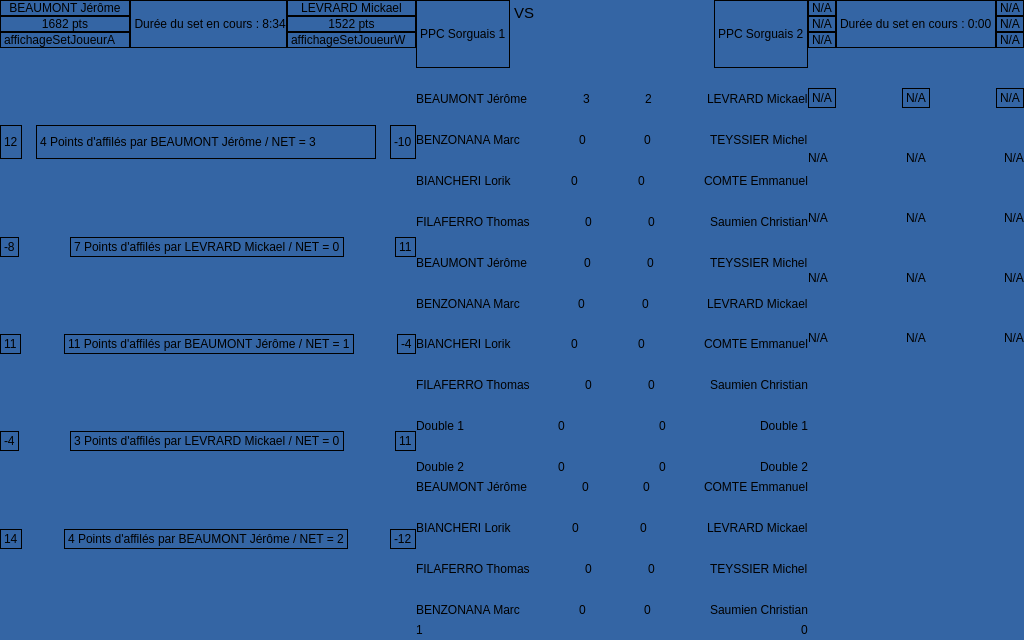
First picture: the form in afficheur-area/ihmafficheur.ui, repository btssn-lasalle-84/areapi-2022, before the edit.
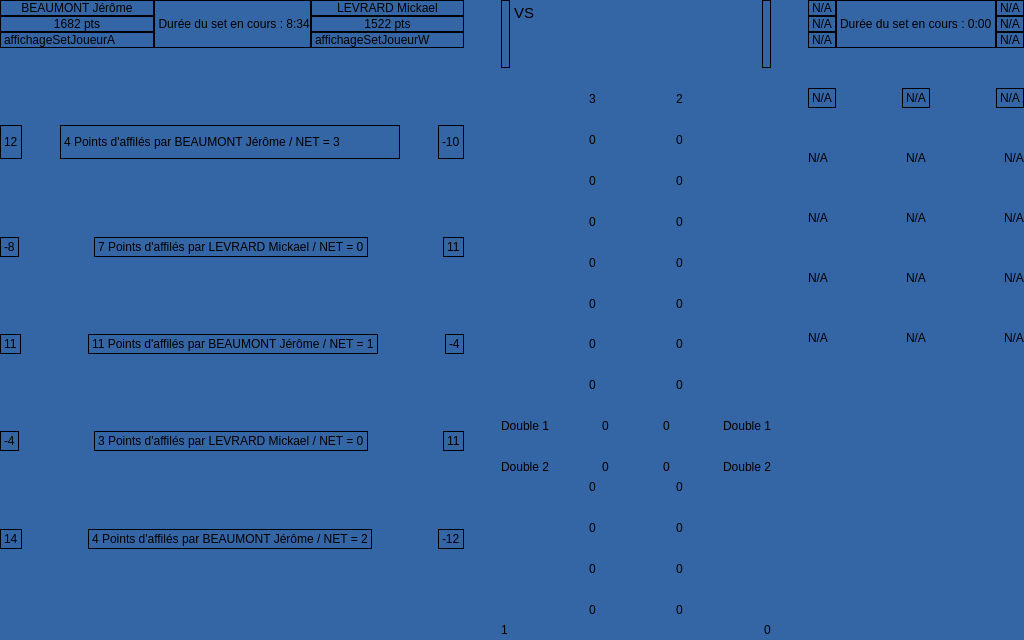
Second picture: the form after the edit. Icons and pictures are not drawn.

What changed in the file:
```diff
--- a/afficheur-area/ihmafficheur.ui
+++ b/afficheur-area/ihmafficheur.ui
@@ -578,7 +578,7 @@
              <enum>QFrame::Box</enum>
             </property>
             <property name="text">
-             <string>PPC Sorguais 1</string>
+             <string/>
             </property>
            </widget>
           </item>
@@ -614,7 +614,7 @@
              <enum>QFrame::Box</enum>
             </property>
             <property name="text">
-             <string>PPC Sorguais 2</string>
+             <string/>
             </property>
            </widget>
           </item>
@@ -640,7 +640,7 @@
             <item>
              <widget class="QLabel" name="joueurPartie1coteG">
               <property name="text">
-               <string>BEAUMONT Jérôme</string>
+               <string/>
               </property>
              </widget>
             </item>
@@ -700,7 +700,7 @@
             <item>
              <widget class="QLabel" name="joueurPartie1coteD">
               <property name="text">
-               <string>LEVRARD Mickael</string>
+               <string/>
               </property>
              </widget>
             </item>
@@ -724,7 +724,7 @@
             <item>
              <widget class="QLabel" name="joueurPartie2coteG">
               <property name="text">
-               <string>BENZONANA Marc</string>
+               <string/>
               </property>
              </widget>
             </item>
@@ -784,7 +784,7 @@
             <item>
              <widget class="QLabel" name="joueurPartie2coteD">
               <property name="text">
-               <string>TEYSSIER Michel</string>
+               <string/>
               </property>
              </widget>
             </item>
@@ -808,7 +808,7 @@
             <item>
              <widget class="QLabel" name="joueurPartie3coteG">
               <property name="text">
-               <string>BIANCHERI Lorik</string>
+               <string/>
               </property>
              </widget>
             </item>
@@ -868,7 +868,7 @@
             <item>
              <widget class="QLabel" name="joueurPartie3coteD">
               <property name="text">
-               <string>COMTE Emmanuel</string>
+               <string/>
               </property>
              </widget>
             </item>
@@ -892,7 +892,7 @@
             <item>
              <widget class="QLabel" name="joueurPartie4coteG">
               <property name="text">
-               <string>FILAFERRO Thomas</string>
+               <string/>
               </property>
              </widget>
             </item>
@@ -952,7 +952,7 @@
             <item>
              <widget class="QLabel" name="joueurPartie4coteD">
               <property name="text">
-               <string>Saumien Christian</string>
+               <string/>
               </property>
              </widget>
             </item>
@@ -976,7 +976,7 @@
             <item>
              <widget class="QLabel" name="joueurPartie5coteG">
               <property name="text">
-               <string>BEAUMONT Jérôme</string>
+               <string/>
               </property>
              </widget>
             </item>
@@ -1036,7 +1036,7 @@
             <item>
              <widget class="QLabel" name="joueurPartie5coteD">
               <property name="text">
-               <string>TEYSSIER Michel</string>
+               <string/>
               </property>
              </widget>
             </item>
@@ -1060,7 +1060,7 @@
             <item>
              <widget class="QLabel" name="joueurPartie6coteG">
               <property name="text">
-               <string>BENZONANA Marc</string>
+               <string/>
               </property>
              </widget>
             </item>
@@ -1120,7 +1120,7 @@
             <item>
              <widget class="QLabel" name="joueurPartie6coteD">
               <property name="text">
-               <string>LEVRARD Mickael</string>
+               <string/>
               </property>
              </widget>
             </item>
@@ -1144,7 +1144,7 @@
             <item>
              <widget class="QLabel" name="joueurPartie7coteG">
               <property name="text">
-               <string>BIANCHERI Lorik</string>
+               <string/>
               </property>
              </widget>
             </item>
@@ -1204,7 +1204,7 @@
             <item>
              <widget class="QLabel" name="joueurPartie7coteD">
               <property name="text">
-               <string>COMTE Emmanuel</string>
+               <string/>
               </property>
              </widget>
             </item>
@@ -1228,7 +1228,7 @@
             <item>
              <widget class="QLabel" name="joueurPartie8coteG">
               <property name="text">
-               <string>FILAFERRO Thomas</string>
+               <string/>
               </property>
              </widget>
             </item>
@@ -1288,7 +1288,7 @@
             <item>
              <widget class="QLabel" name="joueurPartie8coteD">
               <property name="text">
-               <string>Saumien Christian</string>
+               <string/>
               </property>
              </widget>
             </item>
@@ -1467,7 +1467,7 @@
             <item>
              <widget class="QLabel" name="joueurPartie11coteG">
               <property name="text">
-               <string>BEAUMONT Jérôme</string>
+               <string/>
               </property>
              </widget>
             </item>
@@ -1527,7 +1527,7 @@
             <item>
              <widget class="QLabel" name="joueurPartie11coteD">
               <property name="text">
-               <string>COMTE Emmanuel</string>
+               <string/>
               </property>
              </widget>
             </item>
@@ -1551,7 +1551,7 @@
             <item>
              <widget class="QLabel" name="joueurPartie12coteG">
               <property name="text">
-               <string>BIANCHERI Lorik</string>
+               <string/>
               </property>
              </widget>
             </item>
@@ -1611,7 +1611,7 @@
             <item>
              <widget class="QLabel" name="joueurPartie12coteD">
               <property name="text">
-               <string>LEVRARD Mickael</string>
+               <string/>
               </property>
              </widget>
             </item>
@@ -1635,7 +1635,7 @@
             <item>
              <widget class="QLabel" name="joueurPartie13coteG">
               <property name="text">
-               <string>FILAFERRO Thomas</string>
+               <string/>
               </property>
              </widget>
             </item>
@@ -1695,7 +1695,7 @@
             <item>
              <widget class="QLabel" name="joueurPartie13coteD">
               <property name="text">
-               <string>TEYSSIER Michel</string>
+               <string/>
               </property>
              </widget>
             </item>
@@ -1719,7 +1719,7 @@
             <item>
              <widget class="QLabel" name="joueurPartie14coteG">
               <property name="text">
-               <string>BENZONANA Marc</string>
+               <string/>
               </property>
              </widget>
             </item>
@@ -1779,7 +1779,7 @@
             <item>
              <widget class="QLabel" name="joueurPartie14coteD">
               <property name="text">
-               <string>Saumien Christian</string>
+               <string/>
               </property>
              </widget>
             </item>
```
Left out of the diff: 48 changed lines with no effect on the pictures.
